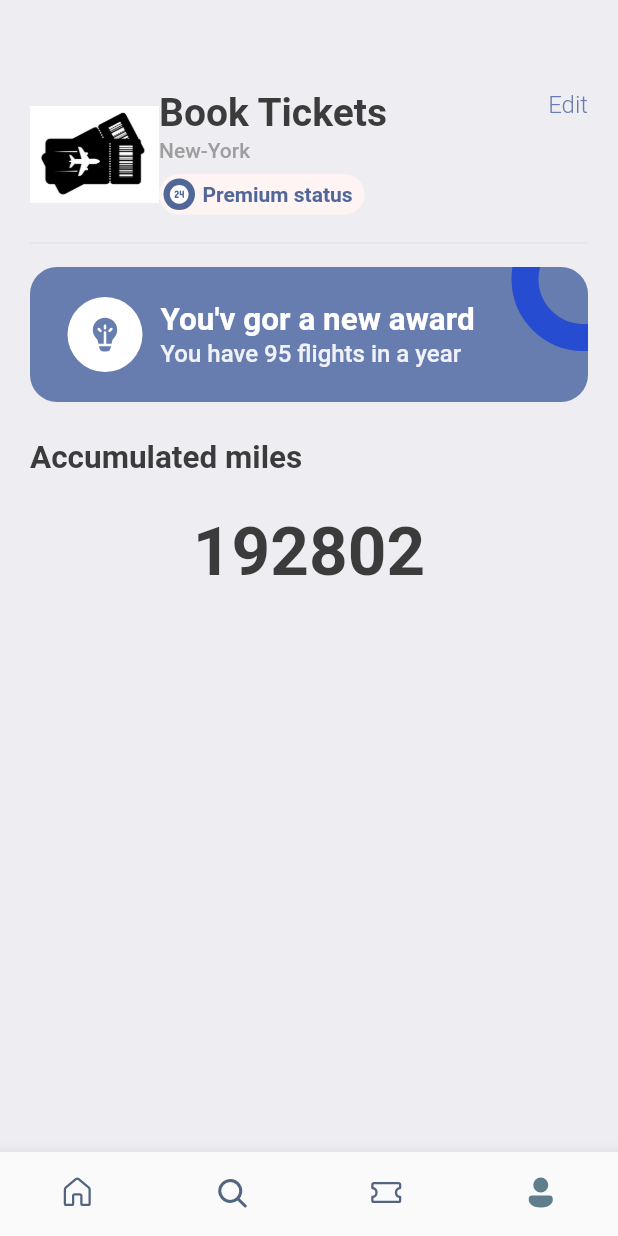
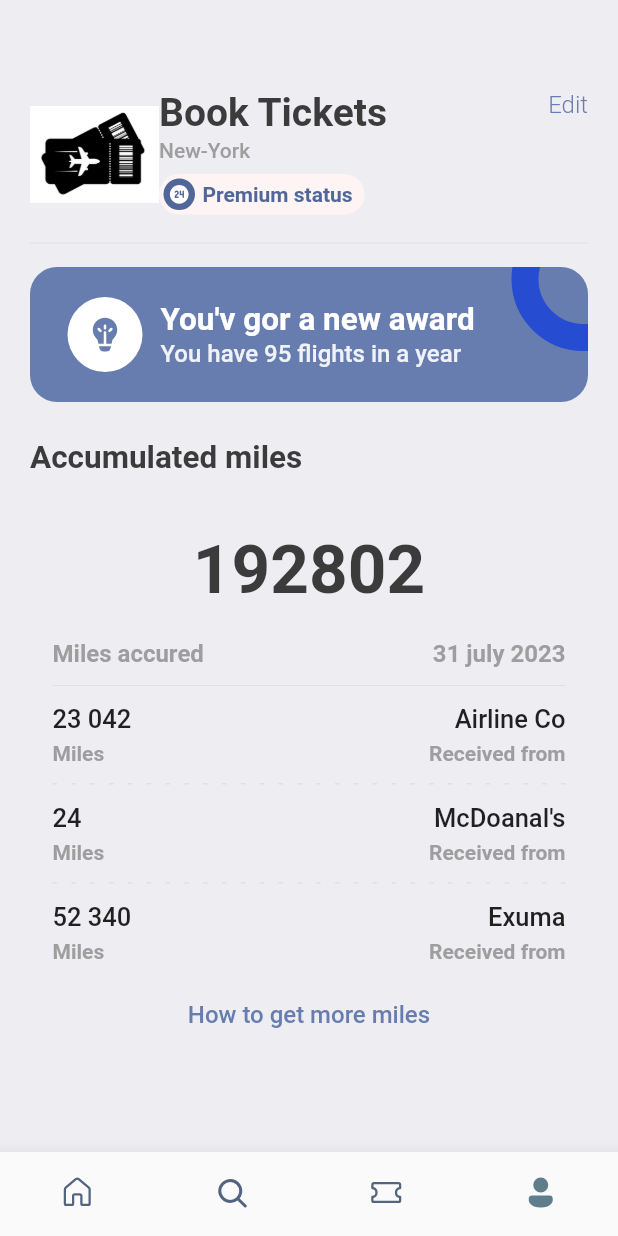
Before and after one commit to AkritiSubedi/ticketbookingapp, a Flutter app: the screen it shows after launch, item 4 of the bottom bar chosen, on a phone screen of 412 x 824 dp. Run offline on Flutter 3.47's test engine with Material 2 defaults, Android fonts, the phone set to English and light mode, and no system bars; our stand-ins replace barcode_widget, fluentui_icons, gap, get; missing offline and left inert: dart:ffi.

Commit message:
day_18 completed

```diff
--- a/lib/screens/profile_screen.dart
+++ b/lib/screens/profile_screen.dart
@@ -3,6 +3,8 @@ import 'package:flutter/material.dart';
 import 'package:gap/gap.dart';
 import 'package:ticketbookingapp/utils/app_layout.dart';
 import 'package:ticketbookingapp/utils/app_styles.dart';
+import 'package:ticketbookingapp/widgets/column_layout.dart';
+import 'package:ticketbookingapp/widgets/layout_builder_widget.dart';
 
 class ProfileScreen extends StatelessWidget {
   const ProfileScreen({Key? key}) : super(key: key);
@@ -160,8 +162,20 @@ class ProfileScreen extends StatelessWidget {
           ),
           Gap(AppLayout.getHeight(25)),
           Text("Accumulated miles", style: Styles.headLineStyle2,),
-          Gap(AppLayout.getHeight(8)),
+          Gap(AppLayout.getHeight(20)),
           Container(
+            padding: EdgeInsets.symmetric(horizontal: AppLayout.getWidth(15)),
+            decoration: BoxDecoration(
+              borderRadius: BorderRadius.circular(AppLayout.getWidth(18)),
+              color: Styles.bgColor,
+              boxShadow: [
+                BoxShadow(
+                  color: Colors.grey.shade200,
+                  blurRadius: 1,
+                  spreadRadius: 1
+                )
+              ]
+            ),
             child: Column(
               children: [
                 Gap(AppLayout.getHeight(15)),
@@ -170,8 +184,79 @@ class ProfileScreen extends StatelessWidget {
                   style: TextStyle(
                     fontSize: 45, color: Styles.textColor, fontWeight: FontWeight.w600
                   ),
-                )
+                ),
+                Gap(AppLayout.getHeight(20)),
+                Row(
+                  mainAxisAlignment: MainAxisAlignment.spaceBetween,
+                  children: [
+                  Text("Miles accured", style: Styles.headLineStyle4.copyWith(fontSize: 16),),
+                  Text("31 july 2023", style: Styles.headLineStyle4.copyWith(fontSize: 16),)
+                ],),
+
+                Gap(AppLayout.getHeight(4)),
+                Divider(color: Colors.grey.shade300,),
+                Gap(AppLayout.getHeight(4)),
+                Row(
+                  mainAxisAlignment: MainAxisAlignment.spaceBetween,
+                  children: [
+                    AppColumnLayout(
+                      firstText: "23 042",
+                      secondText: "Miles",
+                      alignment: CrossAxisAlignment.start, isColor: false,),
+                    AppColumnLayout(
+                      firstText: "Airline Co",
+                      secondText: "Received from",
+                      alignment: CrossAxisAlignment.end, isColor: false,),
+
+                  ],
+                ),
+                Gap(AppLayout.getHeight(12)),
+                AppLayoutBuilderWidget(sections: 12, isColor: false,),
+                Gap(AppLayout.getHeight(12)),
+                Row(
+                  mainAxisAlignment: MainAxisAlignment.spaceBetween,
+                  children: [
+                    AppColumnLayout(
+                      firstText: "24",
+                      secondText: "Miles",
+                      alignment: CrossAxisAlignment.start, isColor: false,),
+                    AppColumnLayout(
+                      firstText: "McDoanal\'s",
+                      secondText: "Received from",
+                      alignment: CrossAxisAlignment.end, isColor: false,),
+
+                  ],
+                ),
+                Gap(AppLayout.getHeight(12)),
+                AppLayoutBuilderWidget(sections: 12, isColor: false,),
+                Gap(AppLayout.getHeight(12)),
+                Row(
+                  mainAxisAlignment: MainAxisAlignment.spaceBetween,
+                  children: [
+                    AppColumnLayout(
+                      firstText: "52 340",
+                      secondText: "Miles",
+                      alignment: CrossAxisAlignment.start, isColor: false,),
+                    AppColumnLayout(
+                      firstText: "Exuma",
+                      secondText: "Received from",
+                      alignment: CrossAxisAlignment.end, isColor: false,),
+
+                  ],
+                ),
               ],
+            ),
+          ),
+          Gap(AppLayout.getHeight(25)),
+          InkWell(
+            onTap: ()=> print("You are tapped"),
+            child: Center(
+              child: Text("How to get more miles",
+              style: Styles.textStyle.copyWith(
+                color: Styles.primaryColor,
+                fontWeight: FontWeight.w500
+              ),
+              ),
             ),
           )
         ],
--- a/lib/screens/search_screen.dart
+++ b/lib/screens/search_screen.dart
@@ -30,7 +30,10 @@ class SearchScreen extends StatelessWidget {
             ),
           ),
           Gap(AppLayout.getHeight(20)),
-          AppTicketTabs(firstTab: "Airline Tickets", secondTab: "Hotels",),
+          AppTicketTabs(
+            firstTab: "Airline Tickets",
+            secondTab: "Hotels",
+          ),
           Gap(AppLayout.getHeight(25)),
           AppIconText(icon: Icons.flight_takeoff_rounded, text: "Departure"),
           Gap(AppLayout.getHeight(20)),
@@ -51,7 +54,22 @@ class SearchScreen extends StatelessWidget {
                 ),
               )),
           Gap(AppLayout.getHeight(40)),
-          AppDoubleTextWidget(bigText: "Hotels", smallText: "view all")
+          AppDoubleTextWidget(
+              bigText: "Upcoming Flights", smallText: "view all"),
+          Row(
+            children: [
+              Container(
+                child: Column(children: [
+                  Container(
+                    height: AppLayout.getHeight(190),
+                    decoration: BoxDecoration(
+                        image: DecorationImage(
+                            image: AssetImage("assets/images/seat.jpeg"))),
+                  )
+                ]),
+              )
+            ],
+          )
         ],
       ),
     );
```
Also changed, not shown: assets/images/seat.jpeg (added).
